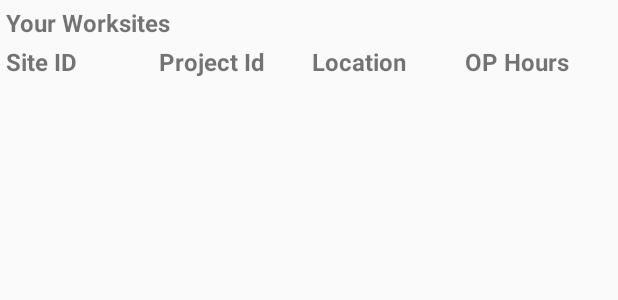
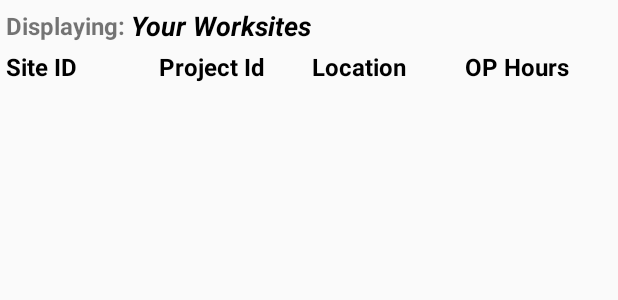
Before and after one commit to shrimalaya/Android-Seerem-Supervisor-App, an Android app: the layout activity_site_info.xml on its own in the app's theme, with its tools: preview values and no code run, on a phone screen of 412 x 824 dp. Shown: the top 300 px of the screen. Run offline under Robolectric (Android 15) with nearby library versions, the phone set to English and light mode, and no system bars.

Commit message:
Added two more menu options: 1. Map Launch Button 2. Switch between All or Filtered Worksites
Changed a few layout details.

```diff
--- /dev/null
+++ b/app/src/main/res/drawable/ic_baseline_map_48.xml
@@ -0,0 +1,5 @@
+<vector android:height="48dp" android:tint="#FFFFFF"
+    android:viewportHeight="24" android:viewportWidth="24"
+    android:width="48dp" xmlns:android="http://schemas.android.com/apk/res/android">
+    <path android:fillColor="@android:color/white" android:pathData="M20.5,3l-0.16,0.03L15,5.1 9,3 3.36,4.9c-0.21,0.07 -0.36,0.25 -0.36,0.48V20.5c0,0.28 0.22,0.5 0.5,0.5l0.16,-0.03L9,18.9l6,2.1 5.64,-1.9c0.21,-0.07 0.36,-0.25 0.36,-0.48V3.5c0,-0.28 -0.22,-0.5 -0.5,-0.5zM15,19l-6,-2.11V5l6,2.11V19z"/>
+</vector>
--- a/app/src/main/res/layout/activity_site_info.xml
+++ b/app/src/main/res/layout/activity_site_info.xml
@@ -12,12 +12,13 @@
         android:layout_height="wrap_content"
         android:layout_marginStart="4dp"
         android:layout_marginLeft="4dp"
-        android:layout_marginTop="4dp"
         android:text="Your Worksites"
-        android:textSize="16sp"
-        android:textStyle="bold"
-        app:layout_constraintStart_toStartOf="parent"
-        app:layout_constraintTop_toTopOf="parent" />
+        android:textColor="#000000"
+        android:textSize="18sp"
+        android:textStyle="bold|italic"
+        app:layout_constraintBottom_toBottomOf="@+id/fixHeadingDisplaying"
+        app:layout_constraintStart_toEndOf="@+id/fixHeadingDisplaying"
+        app:layout_constraintTop_toTopOf="@+id/fixHeadingDisplaying" />
 
     <TextView
         android:id="@+id/fixSiteId"
@@ -27,6 +28,7 @@
         android:layout_marginLeft="4dp"
         android:layout_marginTop="4dp"
         android:text="Site ID"
+        android:textColor="#000000"
         android:textSize="16sp"
         android:textStyle="bold"
         app:layout_constraintEnd_toStartOf="@+id/fixProjectId"
@@ -40,6 +42,7 @@
         android:layout_marginStart="4dp"
         android:layout_marginLeft="4dp"
         android:text="Project Id"
+        android:textColor="#000000"
         android:textSize="16sp"
         android:textStyle="bold"
         app:layout_constraintBottom_toBottomOf="@+id/fixSiteId"
@@ -54,6 +57,7 @@
         android:layout_marginStart="4dp"
         android:layout_marginLeft="4dp"
         android:text="Location"
+        android:textColor="#000000"
         android:textSize="16sp"
         android:textStyle="bold"
         app:layout_constraintBottom_toBottomOf="@+id/fixSiteId"
@@ -70,6 +74,7 @@
         android:layout_marginEnd="4dp"
         android:layout_marginRight="4dp"
         android:text="OP Hours"
+        android:textColor="#000000"
         android:textSize="16sp"
         android:textStyle="bold"
         app:layout_constraintBottom_toBottomOf="@+id/fixSiteId"
@@ -87,4 +92,17 @@
         app:layout_constraintStart_toStartOf="parent"
         app:layout_constraintTop_toBottomOf="@+id/fixSiteId" />
 
+    <TextView
+        android:id="@+id/fixHeadingDisplaying"
+        android:layout_width="wrap_content"
+        android:layout_height="wrap_content"
+        android:layout_marginStart="4dp"
+        android:layout_marginLeft="4dp"
+        android:layout_marginTop="6dp"
+        android:text="Displaying:"
+        android:textSize="16sp"
+        android:textStyle="bold"
+        app:layout_constraintStart_toStartOf="parent"
+        app:layout_constraintTop_toTopOf="parent" />
+
 </androidx.constraintlayout.widget.ConstraintLayout>
```
Also changed, not shown: app/src/main/java/com/example/supervisor_seerem/UI/SiteInfoActivity.java (+66 -15 lines), app/src/main/res/layout/worksite_row.xml (+4 -4 lines), app/src/main/res/menu/menu_site_info.xml (+11 -0 lines).
